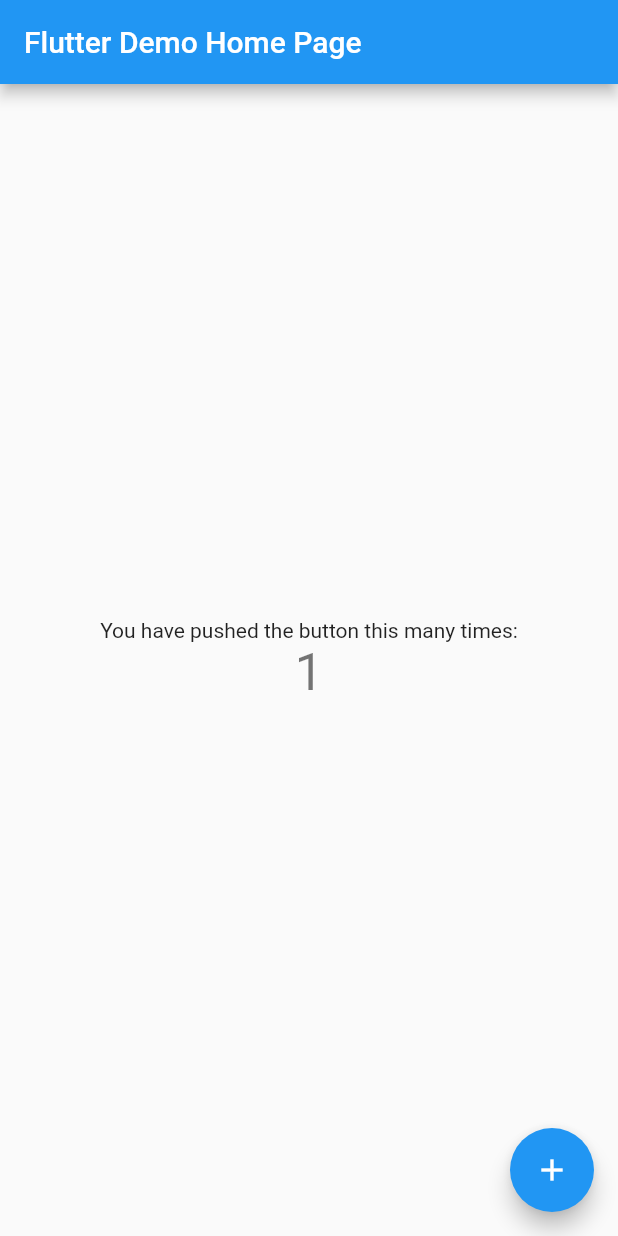
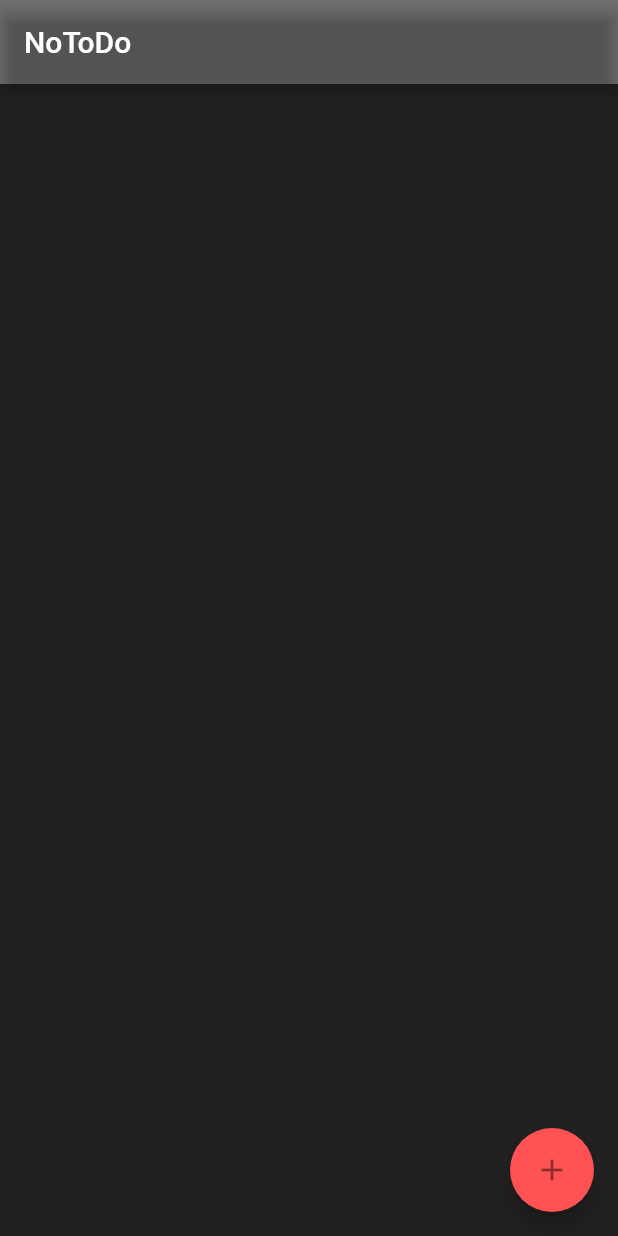
Before and after one commit to x64Eddie/TodoApp, a Flutter app: the screen it shows after launch, after a tap on the "add" icon, on a phone screen of 412 x 824 dp. Run offline on Flutter 3.47's test engine with Material 2 defaults, Android fonts, the phone set to English and light mode, and no system bars.

Commit message:
Created most of the UI that is going to be part of adding items to the todo list

```diff
--- /dev/null
+++ b/lib/UI/Home.dart
@@ -0,0 +1,16 @@
+import 'package:flutter/material.dart';
+import 'package:no_todo_app/UI/notodo_screen.dart';
+
+class Home extends StatelessWidget{
+
+  @override
+  Widget build(BuildContext context) {
+    return new Scaffold(
+      appBar: new AppBar(
+        title: Text("NoToDo"),
+        backgroundColor: Colors.black54,
+      ),
+      body: new NoTodoScreen(),
+    );
+  }
+}
--- /dev/null
+++ b/lib/UI/notodo_screen.dart
@@ -0,0 +1,30 @@
+import 'package:flutter/material.dart';
+
+class NoTodoScreen extends StatefulWidget{
+
+  @override
+  _NoTodoScreen createState() => new _NoTodoScreen();
+}
+
+class _NoTodoScreen extends State<NoTodoScreen>{
+
+  @override
+  Widget build(BuildContext context) {
+    return new Scaffold(
+      backgroundColor: Colors.black87,
+      body: Column(),
+      floatingActionButton: new FloatingActionButton(
+          tooltip: "Add Item",
+          backgroundColor: Colors.redAccent,
+          child: new ListTile(
+            title: new Icon(Icons.add),
+          ),
+          onPressed: _showFormDialog
+      ),
+    );
+  }
+
+  void _showFormDialog(){
+
+  }
+}
--- a/lib/main.dart
+++ b/lib/main.dart
@@ -1,111 +1,16 @@
 import 'package:flutter/material.dart';
+import 'package:no_todo_app/UI/Home.dart';
 
 void main() => runApp(MyApp());
 
 class MyApp extends StatelessWidget {
-  // This widget is the root of your application.
+
   @override
   Widget build(BuildContext context) {
-    return MaterialApp(
-      title: 'Flutter Demo',
-      theme: ThemeData(
-        // This is the theme of your application.
-        //
-        // Try running your application with "flutter run". You'll see the
-        // application has a blue toolbar. Then, without quitting the app, try
-        // changing the primarySwatch below to Colors.green and then invoke
-        // "hot reload" (press "r" in the console where you ran "flutter run",
-        // or simply save your changes to "hot reload" in a Flutter IDE).
-        // Notice that the counter didn't reset back to zero; the application
-        // is not restarted.
-        primarySwatch: Colors.blue,
-      ),
-      home: MyHomePage(title: 'Flutter Demo Home Page'),
+    return new MaterialApp(
+      debugShowCheckedModeBanner: false,
+      title: 'NoToDo',
+      home: new Home()
     );
   }
 }
-
-class MyHomePage extends StatefulWidget {
-  MyHomePage({Key key, this.title}) : super(key: key);
-
-  // This widget is the home page of your application. It is stateful, meaning
-  // that it has a State object (defined below) that contains fields that affect
-  // how it looks.
-
-  // This class is the configuration for the state. It holds the values (in this
-  // case the title) provided by the parent (in this case the App widget) and
-  // used by the build method of the State. Fields in a Widget subclass are
-  // always marked "final".
-
-  final String title;
-
-  @override
-  _MyHomePageState createState() => _MyHomePageState();
-}
-
-class _MyHomePageState extends State<MyHomePage> {
-  int _counter = 0;
-
-  void _incrementCounter() {
-    setState(() {
-      // This call to setState tells the Flutter framework that something has
-      // changed in this State, which causes it to rerun the build method below
-      // so that the display can reflect the updated values. If we changed
-      // _counter without calling setState(), then the build method would not be
-      // called again, and so nothing would appear to happen.
-      _counter++;
-    });
-  }
-
-  @override
-  Widget build(BuildContext context) {
-    // This method is rerun every time setState is called, for instance as done
-    // by the _incrementCounter method above.
-    //
-    // The Flutter framework has been optimized to make rerunning build methods
-    // fast, so that you can just rebuild anything that needs updating rather
-    // than having to individually change instances of widgets.
-    return Scaffold(
-      appBar: AppBar(
-        // Here we take the value from the MyHomePage object that was created by
-        // the App.build method, and use it to set our appbar title.
-        title: Text(widget.title),
-      ),
-      body: Center(
-        // Center is a layout widget. It takes a single child and positions it
-        // in the middle of the parent.
-        child: Column(
-          // Column is also layout widget. It takes a list of children and
-          // arranges them vertically. By default, it sizes itself to fit its
-          // children horizontally, and tries to be as tall as its parent.
-          //
-          // Invoke "debug painting" (press "p" in the console, choose the
-          // "Toggle Debug Paint" action from the Flutter Inspector in Android
-          // Studio, or the "Toggle Debug Paint" command in Visual Studio Code)
-          // to see the wireframe for each widget.
-          //
-          // Column has various properties to control how it sizes itself and
-          // how it positions its children. Here we use mainAxisAlignment to
-          // center the children vertically; the main axis here is the vertical
-          // axis because Columns are vertical (the cross axis would be
-          // horizontal).
-          mainAxisAlignment: MainAxisAlignment.center,
-          children: <Widget>[
-            Text(
-              'You have pushed the button this many times:',
-            ),
-            Text(
-              '$_counter',
-              style: Theme.of(context).textTheme.display1,
-            ),
-          ],
-        ),
-      ),
-      floatingActionButton: FloatingActionButton(
-        onPressed: _incrementCounter,
-        tooltip: 'Increment',
-        child: Icon(Icons.add),
-      ), // This trailing comma makes auto-formatting nicer for build methods.
-    );
-  }
-}
--- a/pubspec.yaml
+++ b/pubspec.yaml
@@ -19,10 +19,14 @@ dependencies:
   # The following adds the Cupertino Icons font to your application.
   # Use with the CupertinoIcons class for iOS style icons.
   cupertino_icons: ^0.1.2
+  sqflite: '>=0.8.5'
+  path_provider: any
+  intl: "^0.15.6"
 
 dev_dependencies:
   flutter_test:
     sdk: flutter
+
 
 
 # For information on the generic Dart part of this file, see the
```
Also changed, not shown: 1 other file.
